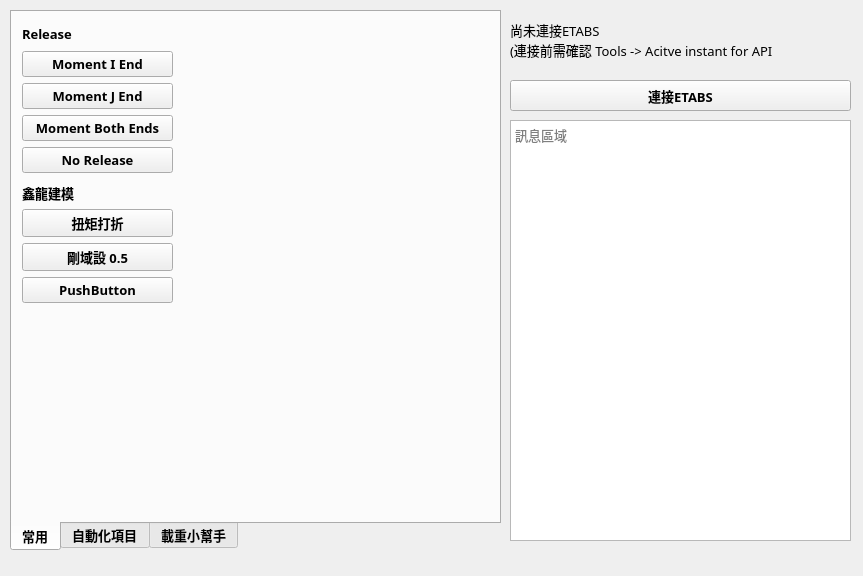
The window that ui/main_windows.ui (a50206123/CommonOperationUI) describes before a commit, drawn with Qt 5.
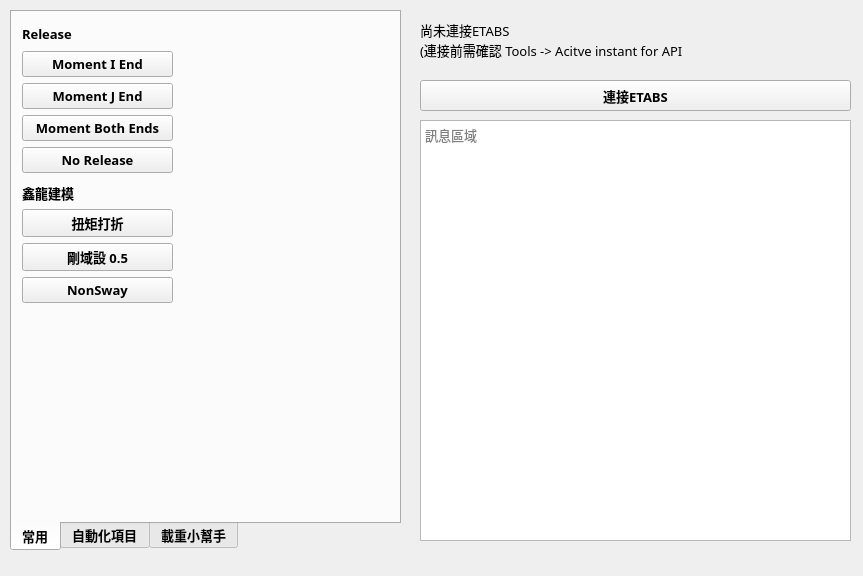
The same window after the commit. The open tabs and pages were chosen to show the change.

```diff
--- a/ui/main_windows.ui
+++ b/ui/main_windows.ui
@@ -28,7 +28,7 @@
      <rect>
       <x>10</x>
       <y>10</y>
-      <width>491</width>
+      <width>391</width>
       <height>541</height>
      </rect>
     </property>
@@ -134,7 +134,7 @@
        <item>
         <widget class="QPushButton" name="pbtn_nonsway">
          <property name="text">
-          <string>PushButton</string>
+          <string>NonSway</string>
          </property>
         </widget>
        </item>
@@ -174,9 +174,9 @@
    <widget class="QLabel" name="lb_connection">
     <property name="geometry">
      <rect>
-      <x>510</x>
+      <x>420</x>
       <y>20</y>
-      <width>341</width>
+      <width>431</width>
       <height>61</height>
      </rect>
     </property>
@@ -194,9 +194,9 @@
    <widget class="QPushButton" name="pushButton">
     <property name="geometry">
      <rect>
-      <x>510</x>
+      <x>420</x>
       <y>80</y>
-      <width>341</width>
+      <width>431</width>
       <height>31</height>
      </rect>
     </property>
@@ -219,9 +219,9 @@
    <widget class="QTextEdit" name="te_message">
     <property name="geometry">
      <rect>
-      <x>510</x>
+      <x>420</x>
       <y>120</y>
-      <width>341</width>
+      <width>431</width>
       <height>421</height>
      </rect>
     </property>
```
Left out of the diff: 4 changed lines with no effect on the pictures.
